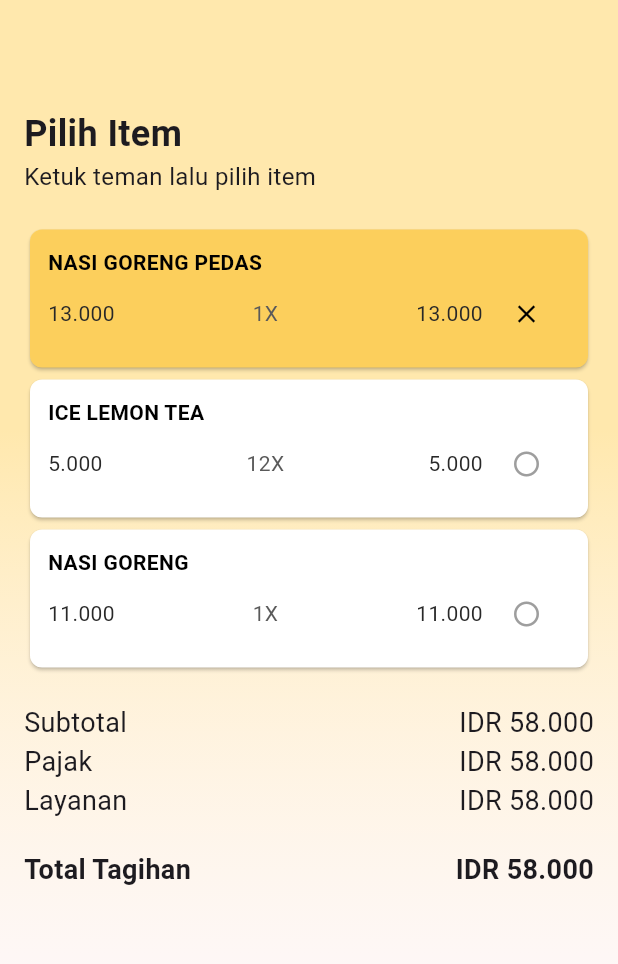
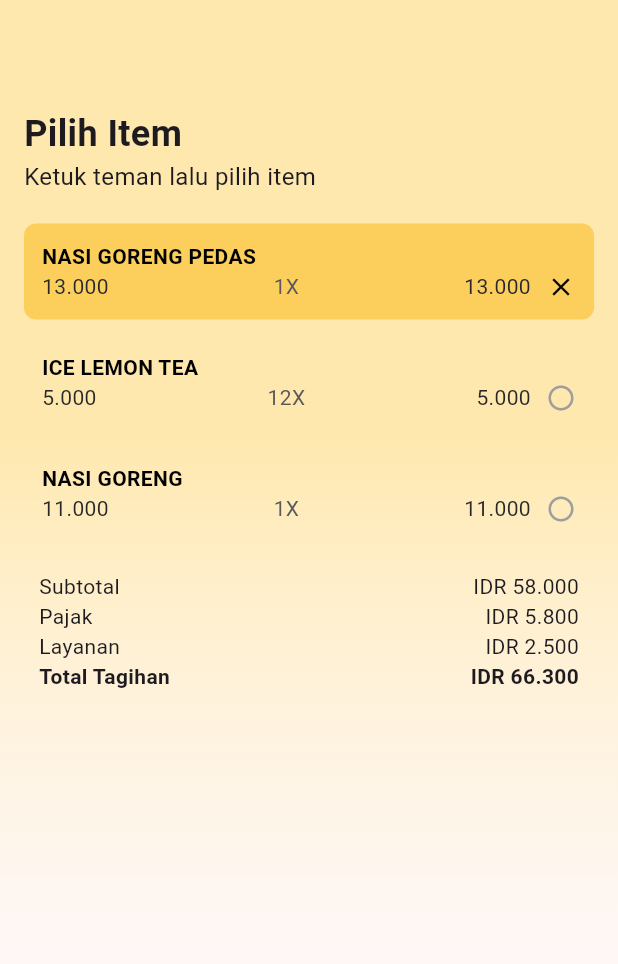
Before and after one commit to ALFIAN-code/struk.in-pdbl, a Flutter app: the screen it shows after launch, after a tap on "NASI GORENG PEDAS", on a phone screen of 412 x 824 dp. Shown: the top 964 px of the screen. Run offline on Flutter 3.47's test engine with Material 3 defaults, Android fonts, the phone set to English and light mode, and no system bars; our stand-ins replace get, google_fonts, smooth_page_indicator.

Commit message:
fixing menu items widget and adding row text widget

```diff
--- a/lib/view/split_page.dart
+++ b/lib/view/split_page.dart
@@ -1,3 +1,4 @@
+import 'dart:collection';
 import 'package:flutter/material.dart';
 import 'package:google_fonts/google_fonts.dart';
 import 'package:strukin/model/menu_items.dart';
@@ -10,7 +11,18 @@ class SplitPage extends StatefulWidget {
 }
 
 class _SplitPageState extends State<SplitPage> {
-  int? selectedIndex; // Lacak index yang dipilih
+  // Menyimpan item ke multi-selection
+  HashSet<MenuItems> selectedItem = HashSet();
+
+  // Fungsi agar bisa melakukan multi-selection
+  void doMultiSelection(MenuItems item) {
+    if (selectedItem.contains(item)) {
+      selectedItem.remove(item);
+    } else {
+      selectedItem.add(item);
+    }
+    setState(() {});
+  }
 
   @override
   Widget build(BuildContext context) {
@@ -47,103 +59,34 @@ class _SplitPageState extends State<SplitPage> {
               ),
             ),
             const SizedBox(height: 20),
-            ListView.builder(
+            Flexible(
+              child: ListView.separated(
                 shrinkWrap: true,
-              physics: const NeverScrollableScrollPhysics(),
+                physics: const BouncingScrollPhysics(),
+                separatorBuilder:
+                    (context, index) => const SizedBox(height: 10),
                 itemCount: people[0].listMenuItems.length,
                 itemBuilder: (context, index) {
                   final item = people[0].listMenuItems[index];
-                return GestureDetector(
-                  onTap: () {
-                    setState(() {
-                      selectedIndex = index; // Set index yang dipilih
-                    });
-                  },
-                  child: listMenu(item, index == selectedIndex, () {
-                    setState(() {
-                      selectedIndex = null;
-                    });
-                  }),
+                  return getListMenu(
+                    item,
+                    selectedItem.contains(item),
+                    () => doMultiSelection(item),
                   );
                 },
               ),
-            SizedBox(height: 20),
-            Row(
-              mainAxisAlignment: MainAxisAlignment.spaceBetween,
+            ),
+            const SizedBox(height: 20),
+            Padding(
+              padding: const EdgeInsets.symmetric(horizontal: 10),
+              child: Column(
                 children: [
-                Text(
-                  'Subtotal',
-                  style: GoogleFonts.roboto(
-                    fontSize: 18,
-                    fontWeight: FontWeight.normal,
-                  ),
-                ),
-                Text(
-                  'IDR 58.000',
-                  style: GoogleFonts.roboto(
-                    fontSize: 18,
-                    fontWeight: FontWeight.normal,
-                  ),
-                ),
+                  rowText('Subtotal', 'IDR 58.000'),
+                  rowText('Pajak', 'IDR 5.800'),
+                  rowText('Layanan', 'IDR 2.500'),
+                  rowText('Total Tagihan', 'IDR 66.300', bold: true),
                 ],
               ),
-            Row(
-              mainAxisAlignment: MainAxisAlignment.spaceBetween,
-              children: [
-                Text(
-                  'Pajak',
-                  style: GoogleFonts.roboto(
-                    fontSize: 18,
-                    fontWeight: FontWeight.normal,
-                  ),
-                ),
-                Text(
-                  'IDR 58.000',
-                  style: GoogleFonts.roboto(
-                    fontSize: 18,
-                    fontWeight: FontWeight.normal,
-                  ),
-                ),
-              ],
-            ),
-            Row(
-              mainAxisAlignment: MainAxisAlignment.spaceBetween,
-              children: [
-                Text(
-                  'Layanan',
-                  style: GoogleFonts.roboto(
-                    fontSize: 18,
-                    fontWeight: FontWeight.normal,
-                  ),
-                ),
-                Text(
-                  'IDR 58.000',
-                  style: GoogleFonts.roboto(
-                    fontSize: 18,
-                    fontWeight: FontWeight.normal,
-                  ),
-                ),
-              ],
-            ),
-            SizedBox(height: 20),
-            Row(
-              mainAxisAlignment: MainAxisAlignment.spaceBetween,
-              children: [
-                Text(
-                  'Total Tagihan',
-                  style: GoogleFonts.roboto(
-                    fontSize: 18,
-                    fontWeight: FontWeight.bold,
-                  ),
-                ),
-                Text(
-                  'IDR 58.000',
-                  style: GoogleFonts.roboto(
-                    fontSize: 18,
-                    fontWeight: FontWeight.bold,
-                  ),
-                ),
-              ],
             ),
           ],
         ),
@@ -152,13 +95,21 @@ class _SplitPageState extends State<SplitPage> {
   }
 }
 
-Widget listMenu(MenuItems item, bool isSelected, VoidCallback onRemove) {
-  return Card(
+// Widget untuk menampilkan Menu Items
+InkWell getListMenu(MenuItems item, bool isSelected, VoidCallback onTap) {
+  return InkWell(
+    onTap: onTap,
+    child: Stack(
+      alignment: Alignment.centerRight,
+      children: [
+        Container(
+          decoration: BoxDecoration(
+            borderRadius: BorderRadius.circular(8.0),
             color:
                 isSelected
                     ? Color.fromRGBO(252, 207, 92, 1.0)
-            : Colors.white, // Warna berubah saat dipilih
-    shape: RoundedRectangleBorder(borderRadius: BorderRadius.circular(8.0)),
+                    : Colors.transparent,
+          ),
           child: Padding(
             padding: const EdgeInsets.all(12.0),
             child: Column(
@@ -173,8 +124,8 @@ Widget listMenu(MenuItems item, bool isSelected, VoidCallback onRemove) {
                   ),
                 ),
                 Row(
-            crossAxisAlignment: CrossAxisAlignment.center,
-            children: <Widget>[
+                  crossAxisAlignment: CrossAxisAlignment.start,
+                  children: [
                     Expanded(
                       flex: 2,
                       child: Text(
@@ -210,15 +161,12 @@ Widget listMenu(MenuItems item, bool isSelected, VoidCallback onRemove) {
                         textAlign: TextAlign.right,
                       ),
                     ),
-              Expanded(
-                flex: 1,
-                child: IconButton(
-                  icon: Icon(
+                    const SizedBox(width: 10),
+                    Visibility(
+                      child: Icon(
                         isSelected ? Icons.close : Icons.circle_outlined,
+                        size: 20,
                         color: isSelected ? Colors.black : Colors.grey,
-                  ),
-                  iconSize: 20,
-                  onPressed: onRemove,
                       ),
                     ),
                   ],
@@ -226,5 +174,31 @@ Widget listMenu(MenuItems item, bool isSelected, VoidCallback onRemove) {
               ],
             ),
           ),
+        ),
+      ],
+    ),
   );
 }
+
+// Widget untuk menampilkan teks Subtotal, Pajak, Layanan, dan Total Tagihan
+Widget rowText(String label, String value, {bool bold = false}) {
+  return Row(
+      mainAxisAlignment: MainAxisAlignment.spaceBetween,
+      children: [
+        Text(
+          label,
+          style: GoogleFonts.roboto(
+            fontSize: 14,
+            fontWeight: bold ? FontWeight.bold : FontWeight.normal,
+          ),
+        ),
+        Text(
+          value,
+          style: GoogleFonts.roboto(
+            fontSize: 14,
+            fontWeight: bold ? FontWeight.bold : FontWeight.normal,
+          ),
+        ),
+      ],
+    );
+}
```
Lines whose indentation alone changed are shown as unchanged.
